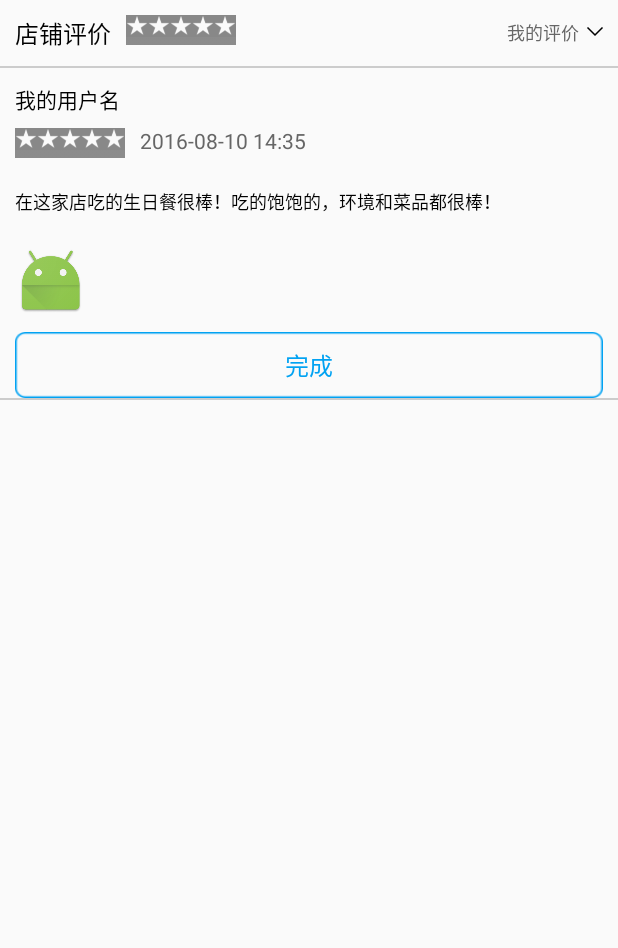
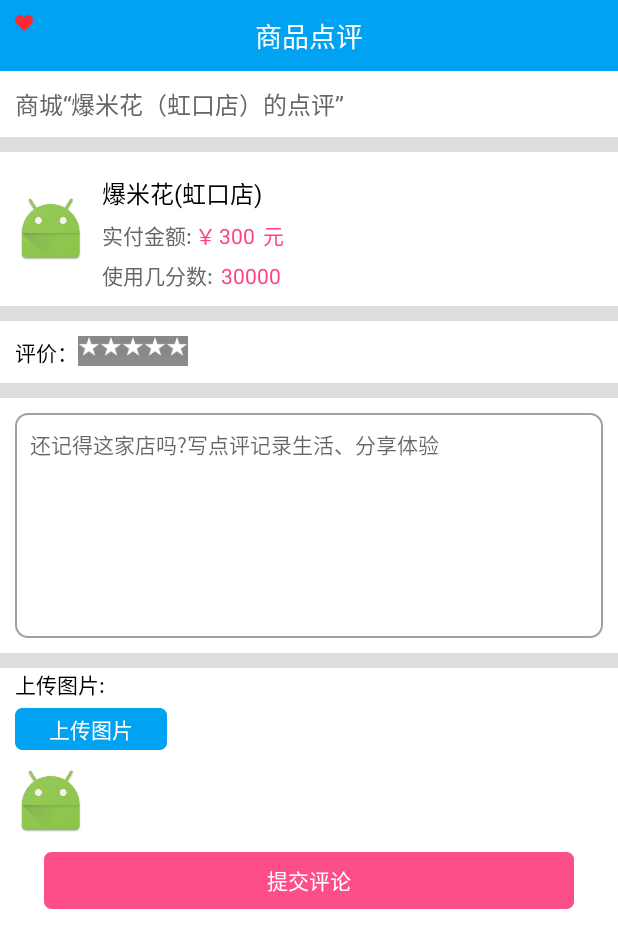
Before and after one commit to zhangergou/ThreePomelo01, an Android app: the MyOrderEvaluateActivity screen opened directly, with no data from a screen before it, on a phone screen of 412 x 824 dp. Shown: the top 948 px of the screen. Run offline under Robolectric (Android 15) with nearby library versions, the phone set to English and light mode, and no system bars; our stand-ins replace CircleImageView.

Commit message:
订单点评页面（孟）

```diff
--- /dev/null
+++ b/app/src/main/res/drawable/edittext_shape.xml
@@ -0,0 +1,13 @@
+<?xml version="1.0" encoding="utf-8"?>
+<shape xmlns:android="http://schemas.android.com/apk/res/android" android:shape="rectangle">
+    <solid android:color="@color/white"/>
+    <stroke
+        android:width="1dp"
+        android:color="#A0A0A0"/>
+    <padding
+        android:bottom="10dp"
+        android:left="10dp"
+        android:right="10dp"
+        android:top="10dp"/>
+    <corners android:radius="8dp"/>
+</shape>
--- a/app/src/main/res/layout/activity_my_order_evaluate.xml
+++ b/app/src/main/res/layout/activity_my_order_evaluate.xml
@@ -1,26 +1,136 @@
 <?xml version="1.0" encoding="utf-8"?>
 <LinearLayout xmlns:android="http://schemas.android.com/apk/res/android"
     android:orientation="vertical"
+    android:background="@color/white"
     android:layout_width="match_parent"
     android:layout_height="match_parent">
     <RelativeLayout
         android:padding="10dp"
+        android:background="@color/blueTab"
+        android:layout_width="match_parent"
+        android:layout_height="wrap_content">
+        <ImageView
+            android:src="@drawable/details_like_click_icon"
+            android:layout_width="wrap_content"
+            android:layout_height="wrap_content" />
+        <TextView
+            android:text="商品点评"
+            android:textSize="18sp"
+            android:textColor="@color/white"
+            android:layout_centerInParent="true"
+            android:layout_width="wrap_content"
+            android:layout_height="wrap_content" />
+    </RelativeLayout>
+    <ScrollView
+        android:overScrollMode="never"
         android:layout_width="match_parent"
         android:layout_height="wrap_content">
         <LinearLayout
+            android:orientation="vertical"
+            android:layout_width="match_parent"
+            android:layout_height="wrap_content">
+            <TextView
+                android:textSize="16sp"
+                android:padding="10dp"
+                android:textColor="@color/grayTwo"
+                android:text="商城“爆米花（虹口店）的点评”"
+                android:layout_width="match_parent"
+                android:layout_height="wrap_content" />
+            <View
+                android:layout_width="match_parent"
+                android:background="@color/graySex"
+                android:layout_height="10dp"/>
+            <LinearLayout
+                android:orientation="horizontal"
+                android:padding="10dp"
+                android:layout_width="match_parent"
+                android:layout_height="wrap_content">
+                <ImageView
+                    android:layout_gravity="center"
+                    android:src="@drawable/ic_launcher"
+                    android:layout_width="wrap_content"
+                    android:layout_height="wrap_content" />
+                <LinearLayout
+                    android:layout_gravity="center"
+                    android:layout_marginLeft="10dp"
+                    android:orientation="vertical"
+                    android:layout_width="wrap_content"
+                    android:layout_height="wrap_content">
+                    <TextView
+                        android:layout_marginTop="5dp"
+                        android:textSize="16sp"
+                        android:textColor="@color/black"
+                        android:text="爆米花(虹口店)"
+                        android:layout_width="wrap_content"
+                        android:layout_height="wrap_content" />
+                    <LinearLayout
+                        android:layout_marginTop="5dp"
+                        android:layout_width="wrap_content"
+                        android:layout_height="wrap_content">
+                        <TextView
+                            android:text="实付金额:"
+                            android:textSize="14sp"
+                            android:textColor="@color/grayTwo"
+                            android:layout_width="wrap_content"
+                            android:layout_height="wrap_content" />
+                        <TextView
+                            android:text="￥"
+                            android:layout_marginLeft="2dp"
+                            android:textSize="14sp"
+                            android:textColor="@color/colorAccent"
+                            android:layout_width="wrap_content"
+                            android:layout_height="wrap_content" />
+                        <TextView
+                            android:text="300"
+                            android:layout_marginLeft="2dp"
+                            android:textSize="14sp"
+                            android:textColor="@color/colorAccent"
+                            android:layout_width="wrap_content"
+                            android:layout_height="wrap_content" />
+                        <TextView
+                            android:text="元"
+                            android:layout_marginLeft="5dp"
+                            android:textSize="14sp"
+                            android:textColor="@color/colorAccent"
+                            android:layout_width="wrap_content"
+                            android:layout_height="wrap_content" />
+                    </LinearLayout>
+                    <LinearLayout
+                        android:layout_marginTop="5dp"
                         android:orientation="horizontal"
                         android:layout_width="wrap_content"
                         android:layout_height="wrap_content">
                         <TextView
-                android:layout_gravity="center"
-                android:gravity="center"
-                android:text="店铺评价"
-                android:textSize="16sp"
+                            android:text="使用几分数:"
+                            android:textSize="14sp"
+                            android:textColor="@color/grayTwo"
+                            android:layout_width="wrap_content"
+                            android:layout_height="wrap_content" />
+                        <TextView
+                            android:layout_marginLeft="5dp"
+                            android:text="30000"
+                            android:textColor="@color/colorAccent"
+                            android:layout_width="wrap_content"
+                            android:layout_height="wrap_content" />
+                    </LinearLayout>
+                </LinearLayout>
+            </LinearLayout>
+            <View
+                android:layout_width="match_parent"
+                android:background="@color/graySex"
+                android:layout_height="10dp"/>
+            <LinearLayout
+                android:padding="10dp"
+                android:orientation="horizontal"
+                android:layout_width="match_parent"
+                android:layout_height="wrap_content">
+                <TextView
+                    android:text="评价："
                     android:textColor="@color/black"
+                    android:textSize="14sp"
                     android:layout_width="wrap_content"
                     android:layout_height="wrap_content" />
                 <RatingBar
-                android:layout_marginLeft="10dp"
                     style="@style/roomRatingBar"
                     android:numStars="5"
                     android:stepSize="0.5"
@@ -28,69 +138,35 @@
                     android:layout_width="wrap_content"
                     android:layout_height="wrap_content" />
             </LinearLayout>
-        <LinearLayout
-            android:layout_centerVertical="true"
-            android:layout_alignParentRight="true"
-            android:orientation="horizontal"
-            android:layout_width="wrap_content"
-            android:layout_height="wrap_content">
-            <TextView
-                android:text="我的评价"
-                android:textSize="12sp"
-                android:textColor="@color/grayTwo"
-                android:layout_width="wrap_content"
-                android:layout_height="wrap_content" />
-            <ImageView
-                android:layout_marginTop="5dp"
-                android:layout_marginLeft="5dp"
-                android:src="@drawable/myorders_iconsdropdownarrow"
-                android:layout_width="wrap_content"
-                android:layout_height="wrap_content" />
-        </LinearLayout>
-    </RelativeLayout>
             <View
                 android:layout_width="match_parent"
-        android:background="@color/grayFour"
-        android:layout_height="1dp"/>
-    <LinearLayout
-        android:padding="10dp"
-        android:orientation="vertical"
+                android:background="@color/graySex"
+                android:layout_height="10dp"/>
+            <EditText
+                android:layout_margin="10dp"
+                android:gravity="top"
+                android:textSize="14sp"
+                android:background="@drawable/edittext_shape"
+                android:hint="还记得这家店吗?写点评记录生活、分享体验"
                 android:layout_width="match_parent"
-        android:layout_height="wrap_content">
+                android:layout_height="150dp" />
+            <View
+                android:layout_width="match_parent"
+                android:background="@color/graySex"
+                android:layout_height="10dp"/>
             <TextView
-            android:text="我的用户名"
+              android:paddingLeft="10dp"
+                android:text="上传图片:"
                 android:textColor="@color/black"
-            android:textSize="14sp"
-            android:layout_width="wrap_content"
-            android:layout_height="wrap_content" />
-        <LinearLayout
-            android:layout_marginTop="5dp"
-            android:orientation="horizontal"
-            android:layout_width="match_parent"
-            android:layout_height="wrap_content">
-            <RatingBar
-                android:layout_marginTop="3dp"
-                style="@style/roomRatingBar"
-                android:numStars="5"
-                android:stepSize="0.5"
-                android:progressDrawable="@drawable/room_rating_bar"
                 android:layout_width="wrap_content"
                 android:layout_height="wrap_content" />
             <TextView
-                android:layout_gravity="center"
-                android:text="2016-08-10 14:35"
+                android:text="上传图片"
                android:layout_marginLeft="10dp"
-                android:textColor="@color/grayTwo"
-                android:textSize="14sp"
-                android:layout_width="wrap_content"
-                android:layout_height="wrap_content" />
-        </LinearLayout>
-    </LinearLayout>
-    <TextView
-        android:padding="10dp"
-        android:textSize="12sp"
-        android:textColor="@color/black"
-        android:text="在这家店吃的生日餐很棒！吃的饱饱的，环境和菜品都很棒！"
+                android:layout_marginTop="5dp"
+                android:gravity="center"
+                android:background="@drawable/productreviews_uploadpictures_button"
+                android:textColor="@color/white"
                 android:layout_width="wrap_content"
                 android:layout_height="wrap_content" />
             <ImageView
@@ -100,19 +176,15 @@
                 android:layout_height="wrap_content" />
             <TextView
                 android:id="@+id/tv_finish"
-        android:padding="10dp"
-        android:textColor="@color/blueTab"
-        android:textSize="16sp"
+                android:text="提交评论"
                 android:layout_marginLeft="10dp"
                 android:layout_marginRight="10dp"
+                android:gravity="center"
                 android:layout_gravity="center"
-        android:gravity="center"
-        android:background="@drawable/myorder_button_value"
-        android:text="完成"
-        android:layout_width="match_parent"
+                android:background="@drawable/productreviews_submit_button"
+                android:textColor="@color/white"
+                android:layout_width="wrap_content"
                 android:layout_height="wrap_content" />
-    <View
-        android:layout_width="match_parent"
-        android:background="@color/grayFour"
-        android:layout_height="1dp"/>
         </LinearLayout>
+    </ScrollView>
+</LinearLayout>
--- a/app/src/main/res/layout/shoppingdetails.xml
+++ b/app/src/main/res/layout/shoppingdetails.xml
@@ -142,9 +142,14 @@
                 android:layout_width="match_parent"
                 android:background="#CCC"
                 android:layout_height="10dp"/>
-           <RatingBar
-               android:layout_width="wrap_content"
-               android:layout_height="wrap_content" />
+            <RatingBar
+                android:padding="10dp"
+                style="@style/roomRatingBar"
+                android:numStars="5"
+                android:stepSize="0.5"
+                android:progressDrawable="@drawable/room_rating_bar"
+                android:layout_width="wrap_content"
+                android:layout_height="wrap_content" />
             <View
                 android:layout_width="match_parent"
                 android:background="#CCC"
```
Also changed, not shown: app/src/main/res/drawable-hdpi/productreviews_submit_button.png, app/src/main/res/drawable-hdpi/productreviews_uploadpictures_button.png (added), app/src/main/res/drawable-xhdpi/productreviews_submit_button.png, app/src/main/res/drawable-xhdpi/productreviews_uploadpictures_button.png (added), app/src/main/res/drawable-xxhdpi/productreviews_submit_button.png, app/src/main/res/drawable-xxhdpi/productreviews_uploadpictures_button.png (added). Lines whose indentation alone changed are shown as unchanged.
